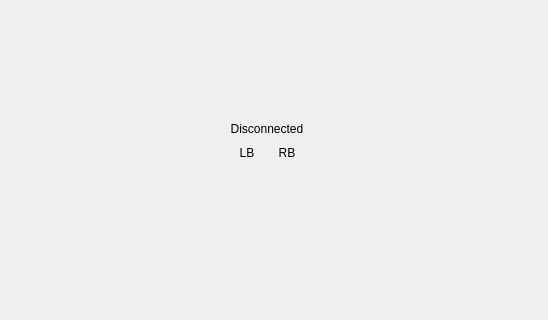
This is project/driver.ui in BUdudyak/NG_2022_Project as Qt 5 draws it before an edit; both pictures show x 0 to 548 and y 0 to 320 of the 800 by 600 pixel window. The edited form follows.
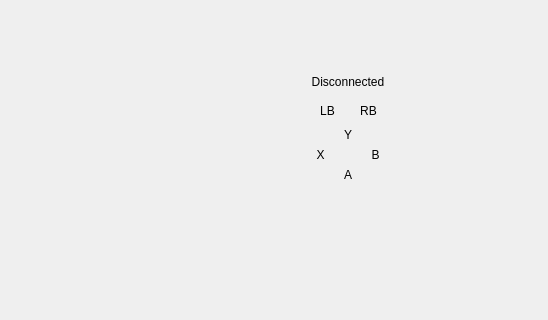
This is the edited form.

Commit message: Deleted class "mouse", all funtion are in "driver". Added simple buttons visual.

Patch:
```diff
--- a/project/driver.ui
+++ b/project/driver.ui
@@ -17,12 +17,14 @@
    <widget class="QWidget" name="">
     <property name="geometry">
      <rect>
-      <x>230</x>
-      <y>120</y>
-      <width>74</width>
-      <height>42</height>
+      <x>310</x>
+      <y>70</y>
+      <width>76</width>
+      <height>112</height>
      </rect>
     </property>
+    <layout class="QVBoxLayout" name="verticalLayout_2">
+     <item>
     <layout class="QVBoxLayout" name="verticalLayout">
      <item>
       <widget class="QLabel" name="l_connection">
@@ -50,6 +52,52 @@
         <widget class="QLabel" name="l_RB">
          <property name="text">
           <string>RB</string>
+           </property>
+           <property name="alignment">
+            <set>Qt::AlignCenter</set>
+           </property>
+          </widget>
+         </item>
+        </layout>
+       </item>
+      </layout>
+     </item>
+     <item>
+      <layout class="QGridLayout" name="gridLayout">
+       <item row="0" column="1">
+        <widget class="QLabel" name="l_Y">
+         <property name="text">
+          <string>Y</string>
+         </property>
+         <property name="alignment">
+          <set>Qt::AlignCenter</set>
+         </property>
+        </widget>
+       </item>
+       <item row="1" column="0">
+        <widget class="QLabel" name="l_X">
+         <property name="text">
+          <string>X</string>
+         </property>
+         <property name="alignment">
+          <set>Qt::AlignCenter</set>
+         </property>
+        </widget>
+       </item>
+       <item row="1" column="2">
+        <widget class="QLabel" name="l_B">
+         <property name="text">
+          <string>B</string>
+         </property>
+         <property name="alignment">
+          <set>Qt::AlignCenter</set>
+         </property>
+        </widget>
+       </item>
+       <item row="2" column="1">
+        <widget class="QLabel" name="l_A">
+         <property name="text">
+          <string>A</string>
          </property>
          <property name="alignment">
           <set>Qt::AlignCenter</set>
```
Lines whose indentation alone changed are shown as unchanged. The commit also changes 5 other files.
